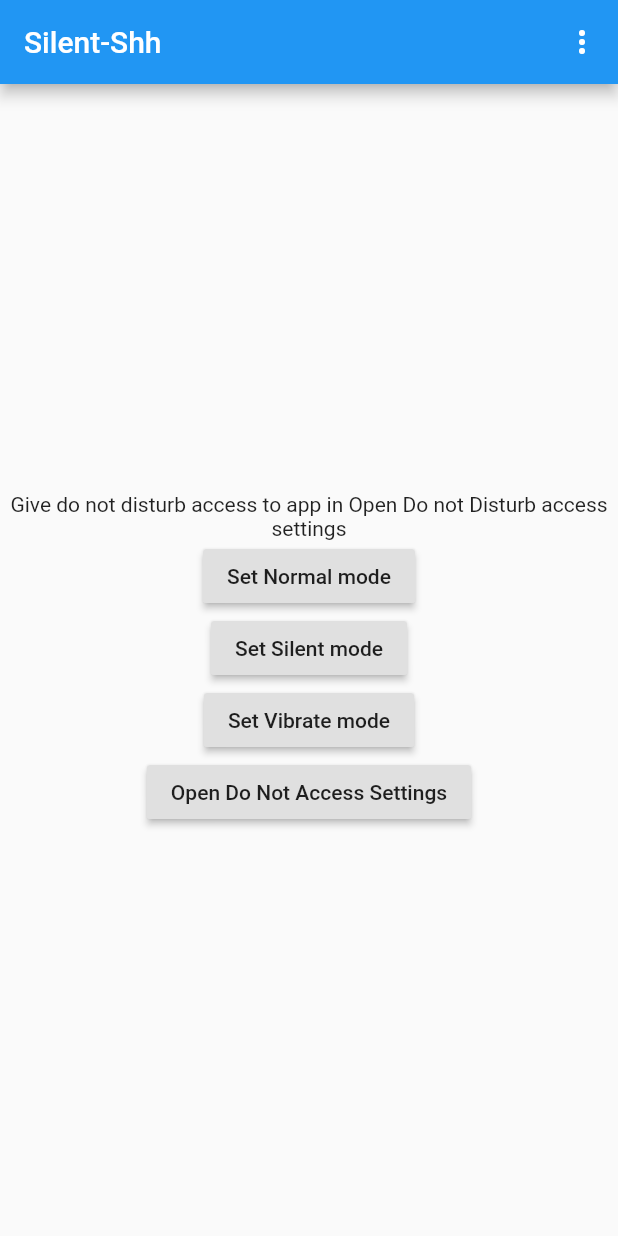
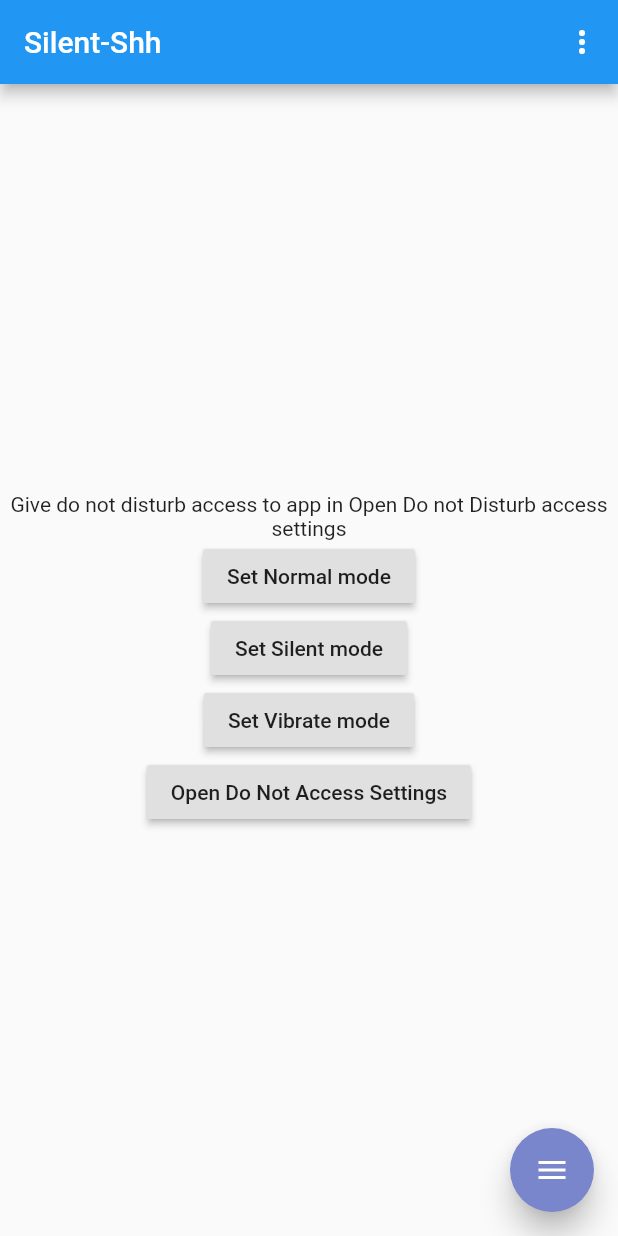
Before and after one commit to Cybertron-Avneesh/Silen-Shh, a Flutter app: the screen it shows after launch, on a phone screen of 412 x 824 dp. Run offline on Flutter 3.47's test engine with Material 2 defaults, Android fonts, the phone set to English and light mode, and no system bars; drawn by our look-alikes of flutter_speed_dial; our stand-ins replace share; missing offline and left inert: highlighter_coachmark, sound_mode.

Commit message:
Added FAB in HomeScreen

```diff
--- a/silen_shh/lib/screens/HomeScreen.dart
+++ b/silen_shh/lib/screens/HomeScreen.dart
@@ -1,6 +1,7 @@
 // This code shows basic implementation of sound modes
 import 'dart:async';
 
+import 'package:flutter/cupertino.dart';
 import 'package:flutter/material.dart';
 import 'package:flutter/services.dart';
 import 'package:share/share.dart';
@@ -8,6 +9,9 @@ import 'package:sound_mode/permission_handler.dart';
 import 'package:sound_mode/sound_mode.dart';
 import 'package:sound_mode/utils/sound_profiles.dart';
 import 'package:url_launcher/url_launcher.dart';
+
+import 'package:highlighter_coachmark/highlighter_coachmark.dart';
+import 'package:flutter_speed_dial/flutter_speed_dial.dart';
 
 class HomeScreen extends StatefulWidget {
   @override
@@ -48,6 +52,32 @@ class _MyAppState extends State<HomeScreen> {
       _permissionStatus =
           permissionStatus ? "Permissions Enabled" : "Permissions not granted";
     });
+  }
+
+  Widget button1() {
+    return Container(
+      child: FloatingActionButton(
+        onPressed: null,
+        heroTag: 'Add by WiFi',
+        tooltip: 'Add by WiFi',
+        child: Icon(Icons.wifi),
+        backgroundColor: Colors.indigo[300],
+      ),
+    );
+  }
+
+  Widget button2() {
+    return Container(
+      child: FloatingActionButton(
+        onPressed: null,
+        heroTag: 'Add by Time',
+        tooltip: 'Add by Time',
+        child: Icon(Icons.add),
+        //label: Text('Add by Time'),
+
+        backgroundColor: Colors.indigo[300],
+      ),
+    );
   }
 
   @override
@@ -135,6 +165,39 @@ class _MyAppState extends State<HomeScreen> {
             ],
           ),
         ),
+        floatingActionButton: SpeedDial(
+          marginBottom: 20.0,
+          marginRight: 18.0,
+          animatedIcon: AnimatedIcons.menu_close,
+          //animatedIconTheme: IconThemeData(size: 22.0),
+          curve: Curves.bounceIn,
+          overlayColor: Colors.grey[800],
+          overlayOpacity: 0.8,
+          onOpen: () => print('OPENING DIAL'),
+          onClose: () => print('DIAL CLOSED'),
+          tooltip: 'Speed Dial',
+          heroTag: 'speed-dial-hero-tag',
+          backgroundColor: Colors.indigo[300],
+          foregroundColor: Colors.white,
+          elevation: 8.0,
+          shape: CircleBorder(),
+          children: [
+            SpeedDialChild(
+              child: Icon(Icons.timer),
+              backgroundColor: Colors.indigo[300],
+              label: 'Add by Time',
+              labelStyle: TextStyle(fontSize: 18.0),
+              onTap: () => print('SECOND CHILD'),
+            ),
+            SpeedDialChild(
+              child: Icon(Icons.wifi),
+              backgroundColor: Colors.indigo[300],
+              label: 'Add by WiFi',
+              labelStyle: TextStyle(fontSize: 18.0),
+              onTap: () => print('FIRST CHILD'),
+            ),
+          ],
+        ),
       ),
     );
   }
--- a/silen_shh/lib/screens/SplashScreen.dart
+++ b/silen_shh/lib/screens/SplashScreen.dart
@@ -56,7 +56,7 @@ class _SplashScreenState extends State<SplashScreen> {
           ),
              Align(
                 alignment: Alignment.bottomCenter,
-                child: Text("Version 1.0")),
+                child: Text("Version 1.0"),),
         ],
       ),
     );
--- a/silen_shh/pubspec.yaml
+++ b/silen_shh/pubspec.yaml
@@ -29,6 +29,8 @@ dependencies:
   cupertino_icons: ^0.1.3
   share: ^0.6.5+2
   url_launcher: ^5.7.2
+  highlighter_coachmark: ^0.0.3
+  flutter_speed_dial: ^1.2.5
 
 dev_dependencies:
   flutter_test:
```
Also changed, not shown: silen_shh/pubspec.lock.
